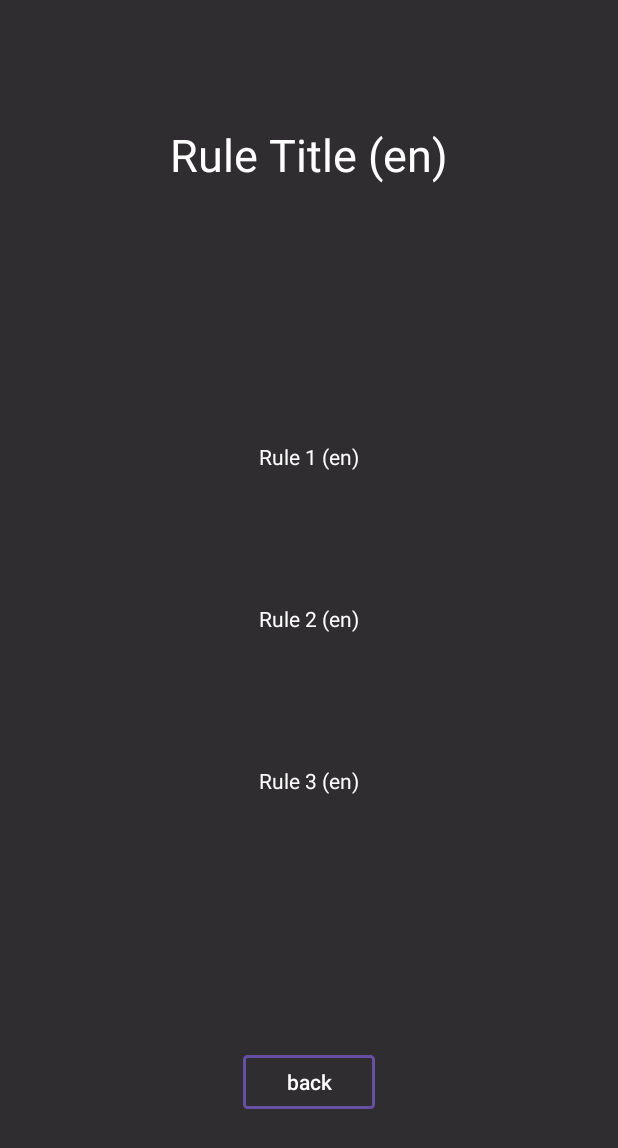
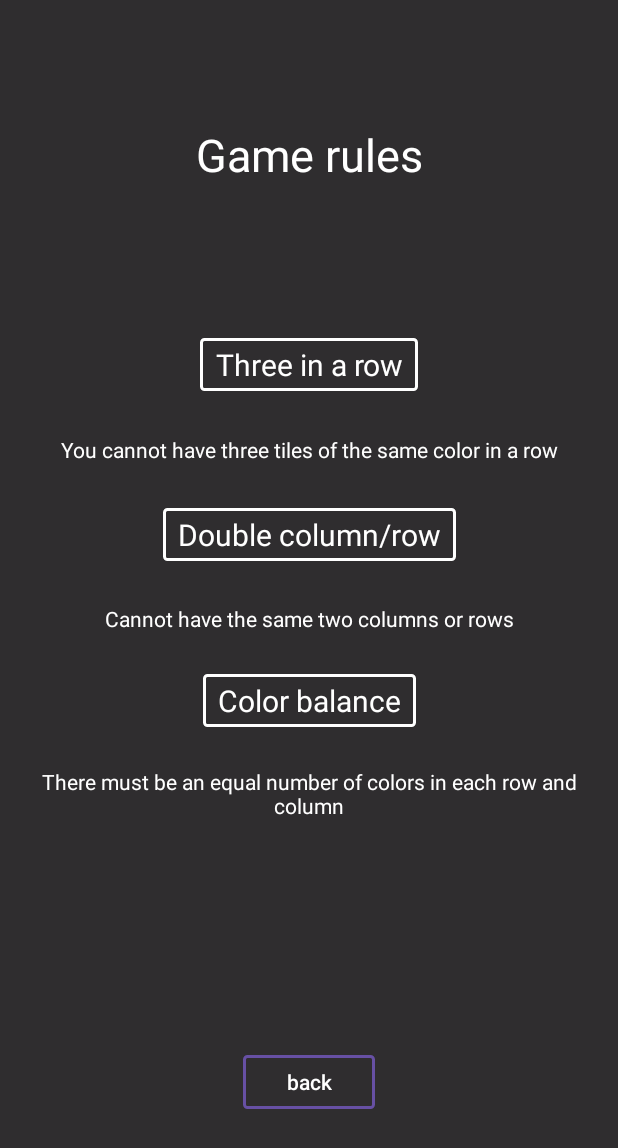
Before and after one commit to Tmalinge/Color_tiles, an Android app: the RulesActivity screen opened directly, with no data from a screen before it, on a phone screen of 412 x 824 dp. Shown: the top 1148 px of the screen. Run offline under Robolectric (Android 15) with nearby library versions, the phone set to English and light mode, and no system bars.

Commit message:
Add Rules text + change style (Rule page)

```diff
--- a/app/src/main/res/layout/activity_rules.xml
+++ b/app/src/main/res/layout/activity_rules.xml
@@ -38,6 +38,12 @@
         android:id="@+id/textRule1"
         android:layout_width="wrap_content"
         android:layout_height="wrap_content"
+        android:layout_marginStart="16dp"
+        android:layout_marginTop="8dp"
+        android:layout_marginEnd="16dp"
+        android:layout_marginBottom="8dp"
+        android:padding="10dp"
+        android:textAlignment="center"
         android:text="@string/rule1"
         android:textColor="@android:color/white"
         app:layout_constraintBottom_toTopOf="@+id/textRule2"
@@ -49,6 +55,12 @@
         android:id="@+id/textRule2"
         android:layout_width="wrap_content"
         android:layout_height="wrap_content"
+        android:layout_marginStart="16dp"
+        android:layout_marginTop="8dp"
+        android:layout_marginEnd="16dp"
+        android:layout_marginBottom="8dp"
+        android:padding="10dp"
+        android:textAlignment="center"
         android:text="@string/rule2"
         android:textColor="@android:color/white"
         app:layout_constraintBottom_toTopOf="@+id/guideline2"
@@ -60,6 +72,11 @@
         android:id="@+id/textRule3"
         android:layout_width="wrap_content"
         android:layout_height="wrap_content"
+        android:layout_marginStart="16dp"
+        android:layout_marginTop="8dp"
+        android:layout_marginEnd="16dp"
+        android:padding="10dp"
+        android:textAlignment="center"
         android:text="@string/rule3"
         android:textColor="@android:color/white"
         app:layout_constraintBottom_toTopOf="@+id/guideline2"
@@ -72,10 +89,68 @@
         android:layout_width="wrap_content"
         android:layout_height="wrap_content"
         android:text="@string/back"
+        android:textAlignment="center"
         android:background="@drawable/button_style"
         android:textColor="@android:color/white"
         app:layout_constraintBottom_toBottomOf="parent"
         app:layout_constraintEnd_toEndOf="parent"
         app:layout_constraintStart_toStartOf="parent"
         app:layout_constraintTop_toTopOf="@+id/guideline2" />
+
+    <TextView
+        android:id="@+id/textRule1Title"
+        android:layout_width="wrap_content"
+        android:layout_height="wrap_content"
+        android:layout_marginStart="16dp"
+        android:layout_marginTop="8dp"
+        android:layout_marginEnd="16dp"
+        android:layout_marginBottom="8dp"
+        android:padding="10dp"
+        android:textAlignment="center"
+        android:background="@drawable/button_style"
+        android:text="@string/rule1Title"
+        android:textColor="@android:color/white"
+        android:textSize="20sp"
+        app:layout_constraintBottom_toTopOf="@+id/textRule1"
+        app:layout_constraintEnd_toEndOf="parent"
+        app:layout_constraintStart_toStartOf="parent"
+        app:layout_constraintTop_toTopOf="@+id/guideline" />
+
+    <TextView
+        android:id="@+id/textRule2Title"
+        android:layout_width="wrap_content"
+        android:layout_height="wrap_content"
+        android:layout_marginStart="16dp"
+        android:layout_marginTop="8dp"
+        android:layout_marginEnd="16dp"
+        android:layout_marginBottom="8dp"
+        android:padding="10dp"
+        android:textAlignment="center"
+        android:background="@drawable/button_style"
+        android:text="@string/rule2Title"
+        android:textColor="@android:color/white"
+        android:textSize="20sp"
+        app:layout_constraintBottom_toTopOf="@+id/textRule2"
+        app:layout_constraintEnd_toEndOf="parent"
+        app:layout_constraintStart_toStartOf="parent"
+        app:layout_constraintTop_toBottomOf="@+id/textRule1" />
+
+    <TextView
+        android:id="@+id/textRule3Title"
+        android:layout_width="wrap_content"
+        android:layout_height="wrap_content"
+        android:layout_marginStart="16dp"
+        android:layout_marginTop="8dp"
+        android:layout_marginEnd="16dp"
+        android:layout_marginBottom="8dp"
+        android:padding="10dp"
+        android:textAlignment="center"
+        android:background="@drawable/button_style"
+        android:text="@string/rule3Title"
+        android:textColor="@android:color/white"
+        android:textSize="20sp"
+        app:layout_constraintBottom_toTopOf="@+id/textRule3"
+        app:layout_constraintEnd_toEndOf="parent"
+        app:layout_constraintStart_toStartOf="parent"
+        app:layout_constraintTop_toBottomOf="@+id/textRule2" />
 </androidx.constraintlayout.widget.ConstraintLayout>
--- a/app/src/main/res/layout/activity_selector_page.xml
+++ b/app/src/main/res/layout/activity_selector_page.xml
@@ -137,7 +137,7 @@
         android:id="@+id/buttonToRules"
         android:layout_width="wrap_content"
         android:layout_height="wrap_content"
-        android:text="@string/ruleBtn"
+        android:text="@string/ruleTitle"
         android:background="@drawable/button_style"
         android:textColor="@android:color/white"
         app:layout_constraintBottom_toTopOf="@+id/imageButton9"
--- a/app/src/main/res/values/strings.xml
+++ b/app/src/main/res/values/strings.xml
@@ -12,9 +12,11 @@
     <string name="name">Theo, Adrien and Florian</string>
     <string name="best">Best score</string>
 
-    <string name="ruleBtn"> Rule (en) </string>
-    <string name="rule1"> Rule 1 (en) </string>
-    <string name="rule2"> Rule 2 (en) </string>
-    <string name="rule3"> Rule 3 (en) </string>
-    <string name="ruleTitle"> Rule Title (en) </string>
+    <string name="ruleTitle"> Game rules </string>
+    <string name="rule1Title"> Three in a row </string>
+    <string name="rule1"> You cannot have three tiles of the same color in a row </string>
+    <string name="rule2Title"> Double column/row </string>
+    <string name="rule2"> Cannot have the same two columns or rows </string>
+    <string name="rule3Title"> Color balance </string>
+    <string name="rule3"> There must be an equal number of colors in each row and column </string>
 </resources>
```
Also changed, not shown: 2 other files.
